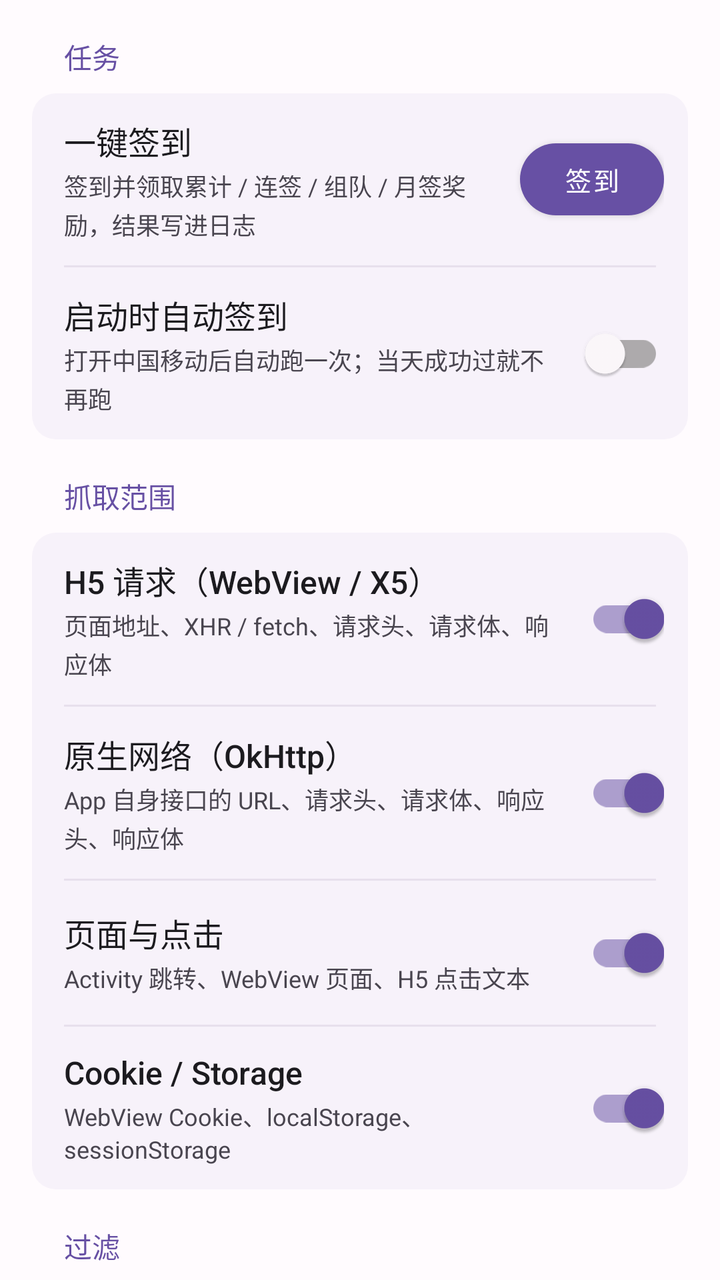
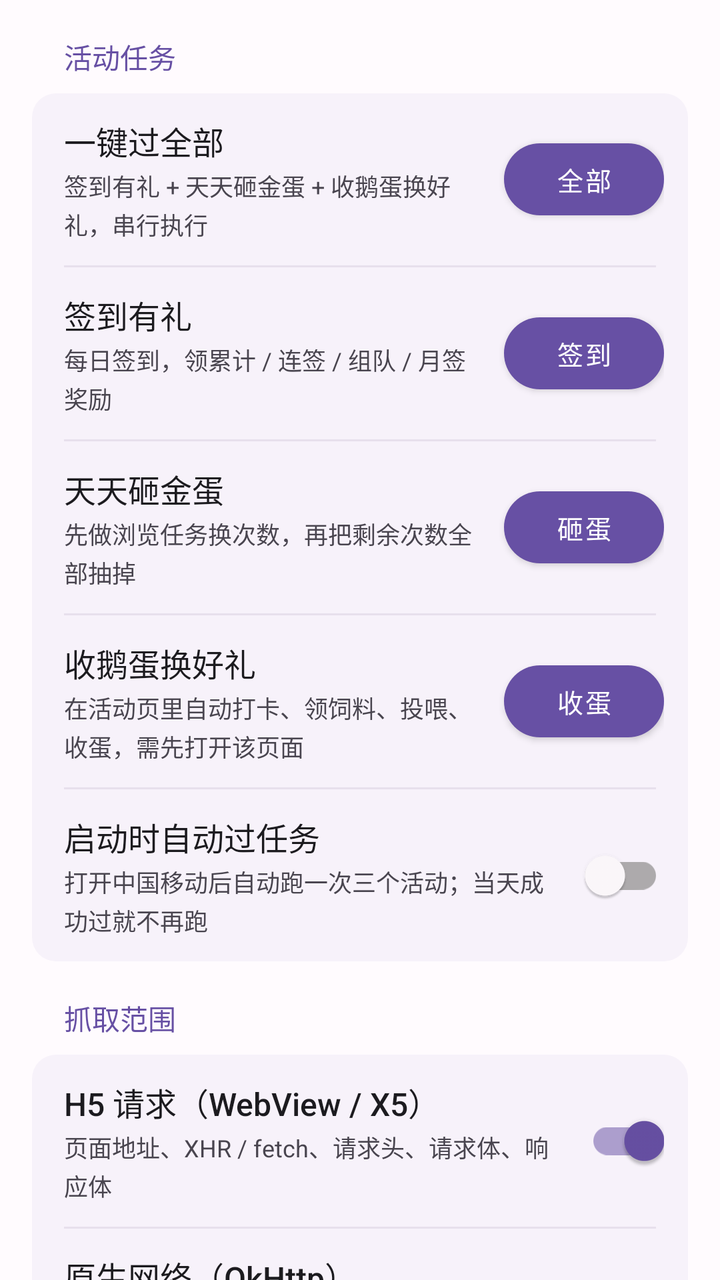

Before-and-after screenshots of an Android layout around one commit, followed by the original layout XML and the change that was made.
<!-- AndroidManifest.xml: application theme Theme.CmccHook -->
<!-- res/layout/page_func.xml -->
<?xml version="1.0" encoding="utf-8"?>
<ScrollView xmlns:android="http://schemas.android.com/apk/res/android"
    xmlns:app="http://schemas.android.com/apk/res-auto"
    android:layout_width="match_parent"
    android:layout_height="match_parent"
    android:clipToPadding="false"
    android:fillViewport="true"
    android:scrollbars="none">

    <LinearLayout
        android:layout_width="match_parent"
        android:layout_height="wrap_content"
        android:orientation="vertical"
        android:paddingStart="16dp"
        android:paddingEnd="16dp"
        android:paddingBottom="24dp">

        <TextView
            style="@style/SectionTitle"
            android:layout_width="wrap_content"
            android:layout_height="wrap_content"
            android:text="@string/task_title" />

        <LinearLayout
            style="@style/CardBox"
            android:layout_width="match_parent"
            android:layout_height="wrap_content">

            <LinearLayout
                android:layout_width="match_parent"
                android:layout_height="wrap_content"
                android:gravity="center_vertical"
                android:orientation="horizontal"
                android:paddingStart="16dp"
                android:paddingTop="12dp"
                android:paddingEnd="12dp"
                android:paddingBottom="12dp">

                <LinearLayout
                    android:layout_width="0dp"
                    android:layout_height="wrap_content"
                    android:layout_weight="1"
                    android:orientation="vertical">

                    <TextView
                        style="@style/RowTitle"
                        android:layout_width="match_parent"
                        android:layout_height="wrap_content"
                        android:text="@string/task_sign" />

                    <TextView
                        style="@style/RowDesc"
                        android:layout_width="match_parent"
                        android:layout_height="wrap_content"
                        android:text="@string/task_sign_desc" />
                </LinearLayout>

                <com.google.android.material.button.MaterialButton
                    android:id="@+id/btnSign"
                    android:layout_width="72dp"
                    android:layout_height="36dp"
                    android:layout_marginStart="8dp"
                    android:insetTop="0dp"
                    android:insetBottom="0dp"
                    android:paddingStart="0dp"
                    android:paddingEnd="0dp"
                    android:text="@string/btn_sign"
                    android:textAllCaps="false"
                    android:textColor="@color/on_primary"
                    android:textSize="13sp"
                    app:backgroundTint="@color/primary"
                    app:cornerRadius="999dp"
                    app:elevation="0dp" />
            </LinearLayout>

            <View
                android:layout_width="match_parent"
                android:layout_height="1dp"
                android:layout_marginStart="16dp"
                android:layout_marginEnd="16dp"
                android:background="@color/divider" />

            <LinearLayout
                android:layout_width="match_parent"
                android:layout_height="wrap_content"
                android:gravity="center_vertical"
                android:orientation="horizontal"
                android:paddingStart="16dp"
                android:paddingTop="12dp"
                android:paddingEnd="12dp"
                android:paddingBottom="12dp">

                <LinearLayout
                    android:layout_width="0dp"
                    android:layout_height="wrap_content"
                    android:layout_weight="1"
                    android:orientation="vertical">

                    <TextView
                        style="@style/RowTitle"
                        android:layout_width="match_parent"
                        android:layout_height="wrap_content"
                        android:text="@string/task_auto" />

                    <TextView
                        style="@style/RowDesc"
                        android:layout_width="match_parent"
                        android:layout_height="wrap_content"
                        android:text="@string/task_auto_desc" />
                </LinearLayout>

                <com.google.android.material.switchmaterial.SwitchMaterial
                    android:id="@+id/switchAutoSign"
                    android:layout_width="wrap_content"
                    android:layout_height="wrap_content"
                    android:layout_marginStart="8dp"
                    android:checked="false" />
            </LinearLayout>
        </LinearLayout>

        <TextView
            style="@style/SectionTitle"
            android:layout_width="wrap_content"
            android:layout_height="wrap_content"
            android:text="@string/capture_title" />

        <LinearLayout
            style="@style/CardBox"
            android:layout_width="match_parent"
            android:layout_height="wrap_content">

            <LinearLayout
                android:layout_width="match_parent"
                android:layout_height="wrap_content"
                android:gravity="center_vertical"
                android:orientation="horizontal"
                android:paddingStart="16dp"
                android:paddingTop="12dp"
                android:paddingEnd="12dp"
                android:paddingBottom="12dp">

                <LinearLayout
                    android:layout_width="0dp"
                    android:layout_height="wrap_content"
                    android:layout_weight="1"
                    android:orientation="vertical">

                    <TextView
                        style="@style/RowTitle"
                        android:layout_width="match_parent"
                        android:layout_height="wrap_content"
                        android:text="@string/capture_h5" />

                    <TextView
                        style="@style/RowDesc"
                        android:layout_width="match_parent"
                        android:layout_height="wrap_content"
                        android:text="@string/capture_h5_desc" />
                </LinearLayout>

                <com.google.android.material.switchmaterial.SwitchMaterial
                    android:id="@+id/switchH5"
                    android:layout_width="wrap_content"
                    android:layout_height="wrap_content"
                    android:layout_marginStart="8dp"
                    android:checked="true" />
            </LinearLayout>

            <View
                android:layout_width="match_parent"
                android:layout_height="1dp"
                android:layout_marginStart="16dp"
                android:layout_marginEnd="16dp"
                android:background="@color/divider" />

            <LinearLayout
                android:layout_width="match_parent"
                android:layout_height="wrap_content"
                android:gravity="center_vertical"
                android:orientation="horizontal"
                android:paddingStart="16dp"
                android:paddingTop="12dp"
                android:paddingEnd="12dp"
                android:paddingBottom="12dp">

                <LinearLayout
                    android:layout_width="0dp"
                    android:layout_height="wrap_content"
                    android:layout_weight="1"
                    android:orientation="vertical">

                    <TextView
                        style="@style/RowTitle"
                        android:layout_width="match_parent"
                        android:layout_height="wrap_content"
                        android:text="@string/capture_native" />

                    <TextView
                        style="@style/RowDesc"
                        android:layout_width="match_parent"
                        android:layout_height="wrap_content"
                        android:text="@string/capture_native_desc" />
                </LinearLayout>

                <com.google.android.material.switchmaterial.SwitchMaterial
                    android:id="@+id/switchNative"
                    android:layout_width="wrap_content"
                    android:layout_height="wrap_content"
                    android:layout_marginStart="8dp"
                    android:checked="true" />
            </LinearLayout>

            <View
                android:layout_width="match_parent"
                android:layout_height="1dp"
                android:layout_marginStart="16dp"
                android:layout_marginEnd="16dp"
                android:background="@color/divider" />

            <LinearLayout
                android:layout_width="match_parent"
                android:layout_height="wrap_content"
                android:gravity="center_vertical"
                android:orientation="horizontal"
                android:paddingStart="16dp"
                android:paddingTop="12dp"
                android:paddingEnd="12dp"
                android:paddingBottom="12dp">

                <LinearLayout
                    android:layout_width="0dp"
                    android:layout_height="wrap_content"
                    android:layout_weight="1"
                    android:orientation="vertical">

                    <TextView
                        style="@style/RowTitle"
                        android:layout_width="match_parent"
                        android:layout_height="wrap_content"
                        android:text="@string/capture_ui" />

                    <TextView
                        style="@style/RowDesc"
                        android:layout_width="match_parent"
                        android:layout_height="wrap_content"
                        android:text="@string/capture_ui_desc" />
                </LinearLayout>

                <com.google.android.material.switchmaterial.SwitchMaterial
                    android:id="@+id/switchUi"
                    android:layout_width="wrap_content"
                    android:layout_height="wrap_content"
                    android:layout_marginStart="8dp"
                    android:checked="true" />
            </LinearLayout>

            <View
                android:layout_width="match_parent"
                android:layout_height="1dp"
                android:layout_marginStart="16dp"
                android:layout_marginEnd="16dp"
                android:background="@color/divider" />

            <LinearLayout
                android:layout_width="match_parent"
                android:layout_height="wrap_content"
                android:gravity="center_vertical"
                android:orientation="horizontal"
                android:paddingStart="16dp"
                android:paddingTop="12dp"
                android:paddingEnd="12dp"
                android:paddingBottom="12dp">

                <LinearLayout
                    android:layout_width="0dp"
                    android:layout_height="wrap_content"
                    android:layout_weight="1"
                    android:orientation="vertical">

                    <TextView
                        style="@style/RowTitle"
                        android:layout_width="match_parent"
                        android:layout_height="wrap_content"
                        android:text="@string/capture_storage" />

                    <TextView
                        style="@style/RowDesc"
                        android:layout_width="match_parent"
                        android:layout_height="wrap_content"
                        android:text="@string/capture_storage_desc" />
                </LinearLayout>

                <com.google.android.material.switchmaterial.SwitchMaterial
                    android:id="@+id/switchStorage"
                    android:layout_width="wrap_content"
                    android:layout_height="wrap_content"
                    android:layout_marginStart="8dp"
                    android:checked="true" />
            </LinearLayout>
        </LinearLayout>

        <TextView
            style="@style/SectionTitle"
            android:layout_width="wrap_content"
            android:layout_height="wrap_content"
            android:text="@string/filter_title" />

        <LinearLayout
            style="@style/CardBox"
            android:layout_width="match_parent"
            android:layout_height="wrap_content">

            <LinearLayout
                android:layout_width="match_parent"
                android:layout_height="wrap_content"
                android:gravity="center_vertical"
                android:orientation="horizontal"
                android:paddingStart="16dp"
                android:paddingTop="12dp"
                android:paddingEnd="12dp"
                android:paddingBottom="12dp">

                <LinearLayout
                    android:layout_width="0dp"
                    android:layout_height="wrap_content"
                    android:layout_weight="1"
                    android:orientation="vertical">

                    <TextView
                        style="@style/RowTitle"
                        android:layout_width="match_parent"
                        android:layout_height="wrap_content"
                        android:text="@string/capture_filter" />

                    <TextView
                        style="@style/RowDesc"
                        android:layout_width="match_parent"
                        android:layout_height="wrap_content"
                        android:text="@string/capture_filter_desc" />
                </LinearLayout>

                <com.google.android.material.switchmaterial.SwitchMaterial
                    android:id="@+id/switchFilter"
                    android:layout_width="wrap_content"
                    android:layout_height="wrap_content"
                    android:layout_marginStart="8dp"
                    android:checked="true" />
            </LinearLayout>

            <View
                android:layout_width="match_parent"
                android:layout_height="1dp"
                android:layout_marginStart="16dp"
                android:layout_marginEnd="16dp"
                android:background="@color/divider" />

            <LinearLayout
                android:layout_width="match_parent"
                android:layout_height="wrap_content"
                android:gravity="center_vertical"
                android:orientation="horizontal"
                android:paddingStart="16dp"
                android:paddingTop="12dp"
                android:paddingEnd="12dp"
                android:paddingBottom="12dp">

                <LinearLayout
                    android:layout_width="0dp"
                    android:layout_height="wrap_content"
                    android:layout_weight="1"
                    android:orientation="vertical">

                    <TextView
                        style="@style/RowTitle"
                        android:layout_width="match_parent"
                        android:layout_height="wrap_content"
                        android:text="@string/capture_h5_noise" />

                    <TextView
                        style="@style/RowDesc"
                        android:layout_width="match_parent"
                        android:layout_height="wrap_content"
                        android:text="@string/capture_h5_noise_desc" />
                </LinearLayout>

                <com.google.android.material.switchmaterial.SwitchMaterial
                    android:id="@+id/switchH5Noise"
                    android:layout_width="wrap_content"
                    android:layout_height="wrap_content"
                    android:layout_marginStart="8dp"
                    android:checked="true" />
            </LinearLayout>
        </LinearLayout>

        <TextView
            style="@style/SectionTitle"
            android:layout_width="wrap_content"
            android:layout_height="wrap_content"
            android:text="@string/debug_title" />

        <LinearLayout
            style="@style/CardBox"
            android:layout_width="match_parent"
            android:layout_height="wrap_content"
            android:paddingStart="16dp"
            android:paddingTop="12dp"
            android:paddingEnd="12dp"
            android:paddingBottom="12dp">

            <LinearLayout
                android:layout_width="match_parent"
                android:layout_height="wrap_content"
                android:gravity="center_vertical"
                android:orientation="horizontal">

                <LinearLayout
                    android:layout_width="0dp"
                    android:layout_height="wrap_content"
                    android:layout_weight="1"
                    android:orientation="vertical">

                    <TextView
                        style="@style/RowTitle"
                        android:layout_width="match_parent"
                        android:layout_height="wrap_content"
                        android:text="@string/capture_verbose_raw" />

                    <TextView
                        style="@style/RowDesc"
                        android:layout_width="match_parent"
                        android:layout_height="wrap_content"
                        android:text="@string/capture_verbose_raw_desc" />
                </LinearLayout>

                <com.google.android.material.switchmaterial.SwitchMaterial
                    android:id="@+id/switchVerboseRaw"
                    android:layout_width="wrap_content"
                    android:layout_height="wrap_content"
                    android:layout_marginStart="8dp"
                    android:checked="false" />
            </LinearLayout>
        </LinearLayout>

        <TextView
            style="@style/SectionTitle"
            android:layout_width="wrap_content"
            android:layout_height="wrap_content"
            android:text="@string/module_title" />

        <LinearLayout
            style="@style/CardBox"
            android:layout_width="match_parent"
            android:layout_height="wrap_content"
            android:paddingStart="16dp"
            android:paddingTop="12dp"
            android:paddingEnd="12dp"
            android:paddingBottom="12dp">

            <LinearLayout
                android:layout_width="match_parent"
                android:layout_height="wrap_content"
                android:gravity="center_vertical"
                android:orientation="horizontal">

                <LinearLayout
                    android:layout_width="0dp"
                    android:layout_height="wrap_content"
                    android:layout_weight="1"
                    android:orientation="vertical">

                    <TextView
                        style="@style/RowTitle"
                        android:layout_width="match_parent"
                        android:layout_height="wrap_content"
                        android:text="@string/capture_secondary" />

                    <TextView
                        style="@style/RowDesc"
                        android:layout_width="match_parent"
                        android:layout_height="wrap_content"
                        android:text="@string/capture_secondary_desc" />
                </LinearLayout>

                <com.google.android.material.switchmaterial.SwitchMaterial
                    android:id="@+id/switchSecondary"
                    android:layout_width="wrap_content"
                    android:layout_height="wrap_content"
                    android:layout_marginStart="8dp"
                    android:checked="false" />
            </LinearLayout>
        </LinearLayout>
    </LinearLayout>
</ScrollView>
<!-- resources referenced by this layout -->
<resources>
  <color name="divider">#E7E0EC</color>
  <color name="on_primary">#FFFFFF</color>
  <color name="primary">#6750A4</color>
  <string name="btn_sign">签到</string>
  <string name="capture_filter">仅记录 10086 / cmcc 域名</string>
  <string name="capture_filter_desc">关闭后会记录目标 App 的更多请求，日志会明显变多</string>
  <string name="capture_h5">H5 请求（WebView / X5）</string>
  <string name="capture_h5_desc">页面地址、XHR / fetch、请求头、请求体、响应体</string>
  <string name="capture_h5_noise">过滤 H5 埋点噪音</string>
  <string name="capture_h5_noise_desc">屏蔽 psie 曝光埋点等第三方 SDK 的重复报错，每 60 秒汇总一条。关闭后原样记录每一条。</string>
  <string name="capture_native">原生网络（OkHttp）</string>
  <string name="capture_native_desc">App 自身接口的 URL、请求头、请求体、响应头、响应体</string>
  <string name="capture_secondary">注入其他进程（默认关闭）</string>
  <string name="capture_secondary_desc">加固壳的 :tools 安全进程始终跳过。只有需要抓取推送 / X5 沙盒等进程时才打开，平时保持关闭更稳定。</string>
  <string name="capture_storage">Cookie / Storage</string>
  <string name="capture_storage_desc">WebView Cookie、localStorage、sessionStorage</string>
  <string name="capture_title">抓取范围</string>
  <string name="capture_ui">页面与点击</string>
  <string name="capture_ui_desc">Activity 跳转、WebView 页面、H5 点击文本</string>
  <string name="capture_verbose_raw">详细原始返回</string>
  <string name="capture_verbose_raw_desc">关：每条原始返回截到 8 KB，日志不会暴涨、看日志也不卡；开：整段输出（对接接口、核对字段时才用，日志会非常大）</string>
  <string name="debug_title">调试</string>
  <string name="filter_title">过滤</string>
  <string name="module_title">模块</string>
  <string name="task_auto">启动时自动签到</string>
  <string name="task_auto_desc">打开中国移动后自动跑一次；当天成功过就不再跑</string>
  <string name="task_sign">一键签到</string>
  <string name="task_sign_desc">签到并领取累计 / 连签 / 组队 / 月签奖励，结果写进日志</string>
  <string name="task_title">任务</string>
  <style name="CardBox">
          <item name="android:background">@drawable/bg_card</item>
          <item name="android:orientation">vertical</item>
      </style>
  <style name="RowDesc">
          <item name="android:textSize">12sp</item>
          <item name="android:textColor">@color/text_secondary</item>
          <item name="android:lineSpacingExtra">2dp</item>
          <item name="android:paddingTop">2dp</item>
      </style>
  <style name="RowTitle">
          <item name="android:textSize">16sp</item>
          <item name="android:fontFamily">sans-serif-medium</item>
          <item name="android:textColor">@color/text_primary</item>
      </style>
  <style name="SectionTitle">
          <item name="android:textSize">14sp</item>
          <item name="android:fontFamily">sans-serif-medium</item>
          <item name="android:textColor">@color/primary</item>
          <item name="android:paddingStart">16dp</item>
          <item name="android:paddingEnd">16dp</item>
          <item name="android:paddingTop">18dp</item>
          <item name="android:paddingBottom">8dp</item>
      </style>
  <!-- drawable bg_card (drawable) -->
  <?xml version="1.0" encoding="utf-8"?>
  <shape xmlns:android="http://schemas.android.com/apk/res/android"
      android:shape="rectangle">
      <solid android:color="@color/container_low" />
      <corners android:radius="12dp" />
  </shape>
  <color name="text_secondary">#49454F</color>
  <color name="text_primary">#1C1B1F</color>
  <color name="primary_dark">#4F378B</color>
  <color name="surface">#FFFBFE</color>
  <color name="background">#FFFBFE</color>
  <color name="container_low">#F7F2FA</color>
  <!-- unchanged entries left out for length: 1 -->
</resources>

<!-- the commit's change to res/layout/page_func.xml (unified diff, before → after) -->
@@ -46,6 +46,60 @@
                         style="@style/RowTitle"
                         android:layout_width="match_parent"
                         android:layout_height="wrap_content"
+                        android:text="@string/task_all" />
+
+                    <TextView
+                        style="@style/RowDesc"
+                        android:layout_width="match_parent"
+                        android:layout_height="wrap_content"
+                        android:text="@string/task_all_desc" />
+                </LinearLayout>
+
+                <com.google.android.material.button.MaterialButton
+                    android:id="@+id/btnRunAll"
+                    android:layout_width="80dp"
+                    android:layout_height="36dp"
+                    android:layout_marginStart="8dp"
+                    android:insetTop="0dp"
+                    android:insetBottom="0dp"
+                    android:paddingStart="0dp"
+                    android:paddingEnd="0dp"
+                    android:text="@string/btn_all"
+                    android:textAllCaps="false"
+                    android:textColor="@color/on_primary"
+                    android:textSize="13sp"
+                    app:backgroundTint="@color/primary"
+                    app:cornerRadius="999dp"
+                    app:elevation="0dp" />
+            </LinearLayout>
+
+            <View
+                android:layout_width="match_parent"
+                android:layout_height="1dp"
+                android:layout_marginStart="16dp"
+                android:layout_marginEnd="16dp"
+                android:background="@color/divider" />
+
+            <LinearLayout
+                android:layout_width="match_parent"
+                android:layout_height="wrap_content"
+                android:gravity="center_vertical"
+                android:orientation="horizontal"
+                android:paddingStart="16dp"
+                android:paddingTop="12dp"
+                android:paddingEnd="12dp"
+                android:paddingBottom="12dp">
+
+                <LinearLayout
+                    android:layout_width="0dp"
+                    android:layout_height="wrap_content"
+                    android:layout_weight="1"
+                    android:orientation="vertical">
+
+                    <TextView
+                        style="@style/RowTitle"
+                        android:layout_width="match_parent"
+                        android:layout_height="wrap_content"
                         android:text="@string/task_sign" />
 
                     <TextView
@@ -57,7 +111,7 @@
 
                 <com.google.android.material.button.MaterialButton
                     android:id="@+id/btnSign"
-                    android:layout_width="72dp"
+                    android:layout_width="80dp"
                     android:layout_height="36dp"
                     android:layout_marginStart="8dp"
                     android:insetTop="0dp"
@@ -100,6 +154,114 @@
                         style="@style/RowTitle"
                         android:layout_width="match_parent"
                         android:layout_height="wrap_content"
+                        android:text="@string/task_egg" />
+
+                    <TextView
+                        style="@style/RowDesc"
+                        android:layout_width="match_parent"
+                        android:layout_height="wrap_content"
+                        android:text="@string/task_egg_desc" />
+                </LinearLayout>
+
+                <com.google.android.material.button.MaterialButton
+                    android:id="@+id/btnEgg"
+                    android:layout_width="80dp"
+                    android:layout_height="36dp"
+                    android:layout_marginStart="8dp"
+                    android:insetTop="0dp"
+                    android:insetBottom="0dp"
+                    android:paddingStart="0dp"
+                    android:paddingEnd="0dp"
+                    android:text="@string/btn_egg"
+                    android:textAllCaps="false"
+                    android:textColor="@color/on_primary"
+                    android:textSize="13sp"
+                    app:backgroundTint="@color/primary"
+                    app:cornerRadius="999dp"
+                    app:elevation="0dp" />
+            </LinearLayout>
+
+            <View
+                android:layout_width="match_parent"
+                android:layout_height="1dp"
+                android:layout_marginStart="16dp"
+                android:layout_marginEnd="16dp"
+                android:background="@color/divider" />
+
+            <LinearLayout
+                android:layout_width="match_parent"
+                android:layout_height="wrap_content"
+                android:gravity="center_vertical"
+                android:orientation="horizontal"
+                android:paddingStart="16dp"
+                android:paddingTop="12dp"
+                android:paddingEnd="12dp"
+                android:paddingBottom="12dp">
+
+                <LinearLayout
+                    android:layout_width="0dp"
+                    android:layout_height="wrap_content"
+                    android:layout_weight="1"
+                    android:orientation="vertical">
+
+                    <TextView
+                        style="@style/RowTitle"
+                        android:layout_width="match_parent"
+                        android:layout_height="wrap_content"
+                        android:text="@string/task_goose" />
+
+                    <TextView
+                        style="@style/RowDesc"
+                        android:layout_width="match_parent"
+                        android:layout_height="wrap_content"
+                        android:text="@string/task_goose_desc" />
+                </LinearLayout>
+
+                <com.google.android.material.button.MaterialButton
+                    android:id="@+id/btnGoose"
+                    android:layout_width="80dp"
+                    android:layout_height="36dp"
+                    android:layout_marginStart="8dp"
+                    android:insetTop="0dp"
+                    android:insetBottom="0dp"
+                    android:paddingStart="0dp"
+                    android:paddingEnd="0dp"
+                    android:text="@string/btn_goose"
+                    android:textAllCaps="false"
+                    android:textColor="@color/on_primary"
+                    android:textSize="13sp"
+                    app:backgroundTint="@color/primary"
+                    app:cornerRadius="999dp"
+                    app:elevation="0dp" />
+            </LinearLayout>
+
+            <View
+                android:layout_width="match_parent"
+                android:layout_height="1dp"
+                android:layout_marginStart="16dp"
+                android:layout_marginEnd="16dp"
+                android:background="@color/divider" />
+
+            <LinearLayout
+                android:layout_width="match_parent"
+                android:layout_height="wrap_content"
+                android:gravity="center_vertical"
+                android:orientation="horizontal"
+                android:paddingStart="16dp"
+                android:paddingTop="12dp"
+                android:paddingEnd="12dp"
+                android:paddingBottom="12dp">
+
+                <LinearLayout
+                    android:layout_width="0dp"
+                    android:layout_height="wrap_content"
+                    android:layout_weight="1"
+                    android:orientation="vertical">
+
+                    <TextView
+                        style="@style/RowTitle"
+                        android:layout_width="match_parent"
+                        android:layout_height="wrap_content"
                         android:text="@string/task_auto" />
 
                     <TextView
@@ -117,6 +279,7 @@
                     android:checked="false" />
             </LinearLayout>
         </LinearLayout>
+
 
         <TextView
             style="@style/SectionTitle"
<!-- resource entries referenced after the edit -->
@@ -3,6 +3,9 @@
   <color name="divider">#E7E0EC</color>
   <color name="on_primary">#FFFFFF</color>
   <color name="primary">#6750A4</color>
+  <string name="btn_all">全部</string>
+  <string name="btn_egg">砸蛋</string>
+  <string name="btn_goose">收蛋</string>
   <string name="btn_sign">签到</string>
   <string name="capture_filter">仅记录 10086 / cmcc 域名</string>
   <string name="capture_filter_desc">关闭后会记录目标 App 的更多请求，日志会明显变多</string>
@@ -24,11 +27,17 @@
   <string name="debug_title">调试</string>
   <string name="filter_title">过滤</string>
   <string name="module_title">模块</string>
-  <string name="task_auto">启动时自动签到</string>
-  <string name="task_auto_desc">打开中国移动后自动跑一次；当天成功过就不再跑</string>
-  <string name="task_sign">一键签到</string>
-  <string name="task_sign_desc">签到并领取累计 / 连签 / 组队 / 月签奖励，结果写进日志</string>
-  <string name="task_title">任务</string>
+  <string name="task_all">一键过全部</string>
+  <string name="task_all_desc">签到有礼 + 天天砸金蛋 + 收鹅蛋换好礼，串行执行</string>
+  <string name="task_auto">启动时自动过任务</string>
+  <string name="task_auto_desc">打开中国移动后自动跑一次三个活动；当天成功过就不再跑</string>
+  <string name="task_egg">天天砸金蛋</string>
+  <string name="task_egg_desc">先做浏览任务换次数，再把剩余次数全部抽掉</string>
+  <string name="task_goose">收鹅蛋换好礼</string>
+  <string name="task_goose_desc">在活动页里自动打卡、领饲料、投喂、收蛋，需先打开该页面</string>
+  <string name="task_sign">签到有礼</string>
+  <string name="task_sign_desc">每日签到，领累计 / 连签 / 组队 / 月签奖励</string>
+  <string name="task_title">活动任务</string>
   <style name="CardBox">
           <item name="android:background">@drawable/bg_card</item>
           <item name="android:orientation">vertical</item>
